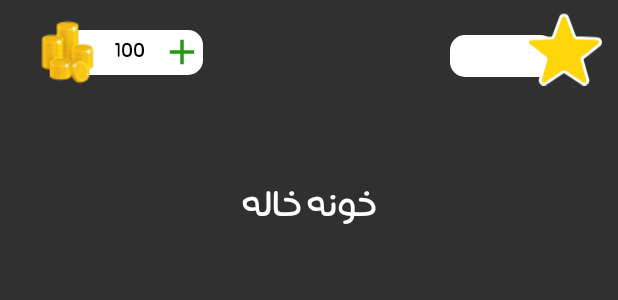
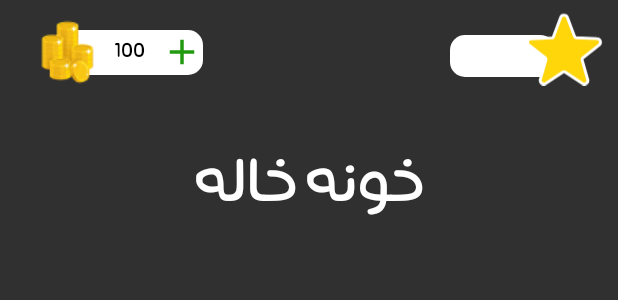
Before and after one commit to sinaata25/hezarghab, an Android app: the layout activity_level_items.xml on its own in the app's theme, with its tools: preview values and no code run, on a phone screen of 412 x 824 dp. Shown: the top 300 px of the screen. Run offline under Robolectric (Android 15) with nearby library versions, the phone set to English and light mode, and no system bars; network calls fail.

```diff
--- a/app/src/main/java/ataei/sina/hezarghab/adapters/RecyclerLevelsAdapter.java
+++ b/app/src/main/java/ataei/sina/hezarghab/adapters/RecyclerLevelsAdapter.java
@@ -61,6 +61,7 @@ public class RecyclerLevelsAdapter extends RecyclerView.Adapter<RecyclerLevelsAd
                     Intent intent=new Intent(context.getApplicationContext(), LevelItems.class);
                     intent.putExtra("primary_color",level.getColor_primary());
                     intent.putExtra("secendary_color",level.getColor_secendary());
+                    intent.putExtra("name",level.getName());
                     intent.setFlags(Intent.FLAG_ACTIVITY_NEW_TASK);
                     context.startActivity(intent);
                 }
--- a/app/src/main/res/layout/activity_level_items.xml
+++ b/app/src/main/res/layout/activity_level_items.xml
@@ -3,6 +3,7 @@
     xmlns:app="http://schemas.android.com/apk/res-auto"
     xmlns:tools="http://schemas.android.com/tools"
     android:layout_width="match_parent"
+    android:id="@+id/constraint_lvel_item"
     android:layout_height="match_parent"
     tools:context=".LevelItems">
 
@@ -62,12 +63,12 @@
         android:id="@+id/textView6"
         android:layout_width="match_parent"
         android:layout_height="wrap_content"
-        android:layout_marginTop="50dp"
+        android:layout_marginTop="20dp"
         android:fontFamily="@font/hekayat"
         android:gravity="center"
         android:text="خونه خاله"
         android:textColor="@color/white"
-        android:textSize="35dp"
+        android:textSize="60dp"
         app:layout_constraintEnd_toEndOf="parent"
         app:layout_constraintTop_toBottomOf="@+id/relativeLayout2" />
 
```
Also changed, not shown: app/src/main/java/ataei/sina/hezarghab/LevelItems.java (+18 -1 lines), app/src/main/java/ataei/sina/hezarghab/adapters/RecyclerLevelsItemAdapter.java (+7 -2 lines).
